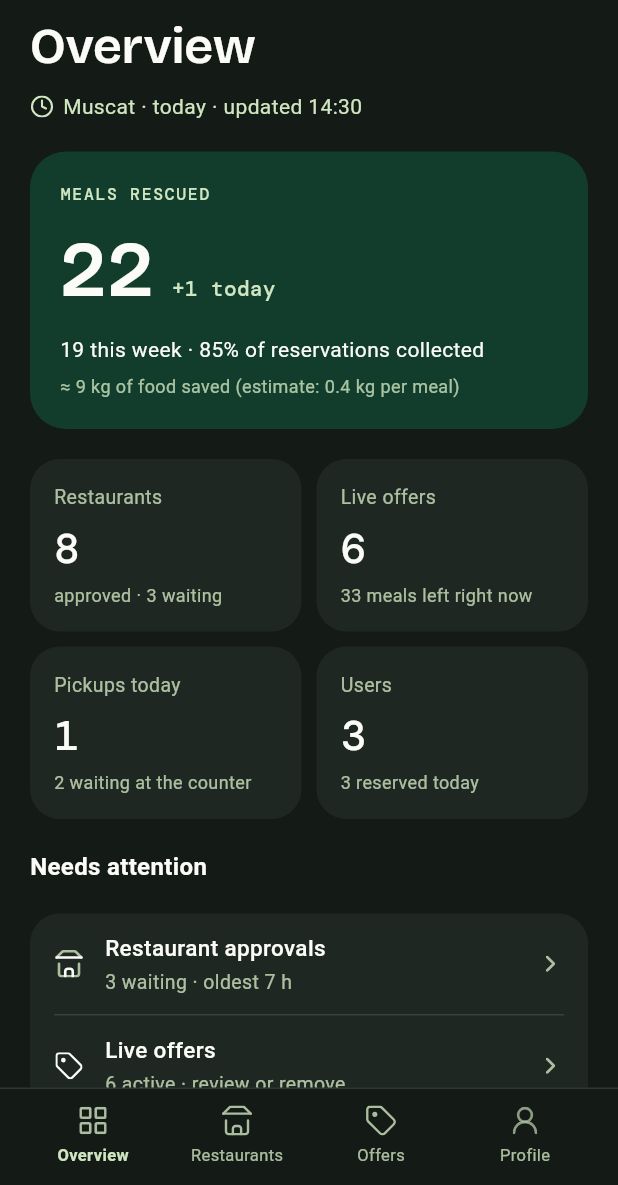
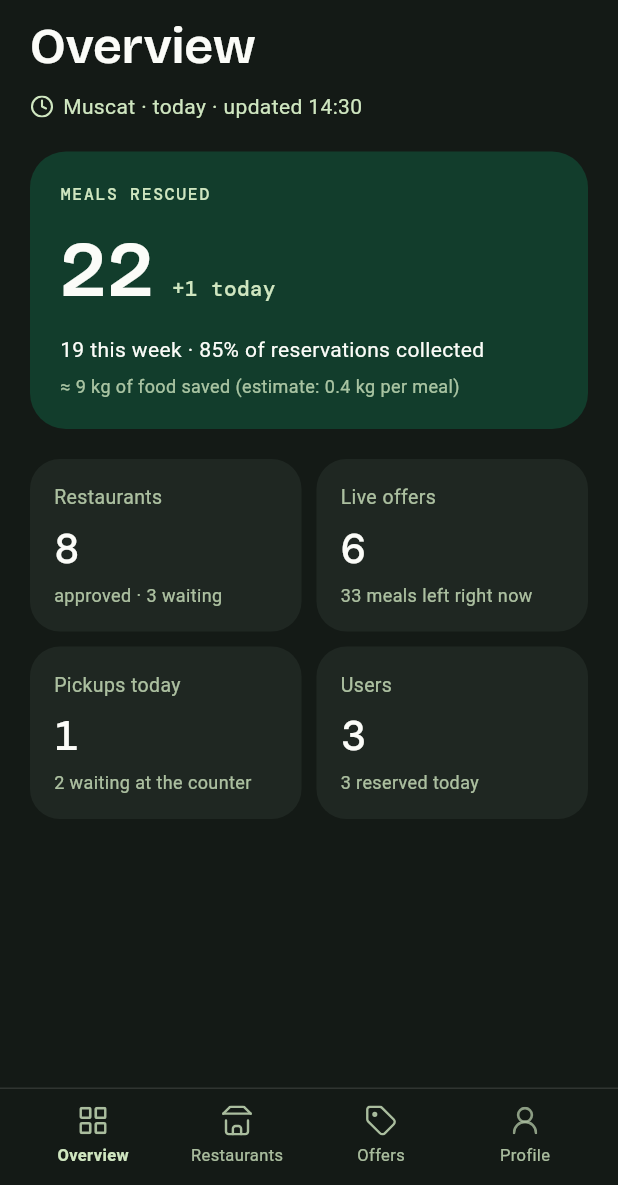
Before and after one commit to mohammed-alshabibi/ZAD, a Flutter app: the AdminOverviewScreen screen opened by its route, on a phone screen of 412 x 824 dp, the part 51-1236 px from its top. Run offline on Flutter 3.47's test engine with Material 3 defaults, Android fonts, the phone set to English and light mode, and no system bars; our stand-ins replace dio, fl_chart, flutter_riverpod, flutter_svg, geolocator, go_router and 2 more; missing offline and left inert: mapbox_maps_flutter; accounts and stored records are empty; Roboto replaces fonts that are missing (Readex Pro); project files that could hold a hidden picture were left out.

Commit message:
Admin overview: remove the Needs attention box
Co-Authored-By: Claude Opus 5.5 <noreply@anthropic.com>

```diff
--- a/app/lib/features/admin/overview_screen.dart
+++ b/app/lib/features/admin/overview_screen.dart
@@ -8,15 +8,13 @@ import '../../core/l10n/generated/app_localizations.dart';
 import '../../core/router/routes.dart';
 import '../../core/theme/zad_colors.dart';
 import '../../core/theme/zad_type.dart';
-import '../../core/widgets/zad_form_row.dart';
-import '../../core/widgets/zad_icon.dart';
 import '../../core/widgets/zad_stat_tile.dart';
 import 'admin_widgets.dart';
 import 'application/admin_providers.dart';
 import 'domain/admin_models.dart';
 
 /// Figma "Admin: Overview" (47:956): meals rescued (the end point of the
-/// demo script), four counts, and what needs attention.
+/// demo script) and four counts.
 class AdminOverviewScreen extends ConsumerWidget {
   const AdminOverviewScreen({super.key});
 
@@ -44,10 +42,6 @@ class AdminOverviewScreen extends ConsumerWidget {
             _MealsRescued(o: data.overview),
             const SizedBox(height: 20),
             _Stats(o: data.overview),
-            const SizedBox(height: 20),
-            Text(l10n.needsAttention, style: ZadType.body(size: 16, weight: FontWeight.w600, color: z.card)),
-            const SizedBox(height: 20),
-            _Attention(o: data.overview),
           ] else if (async.hasError)
             AdminMessage(text: l10n.adminLoadError)
           else
@@ -147,39 +141,3 @@ class _Stats extends StatelessWidget {
     );
   }
 }
-
-/// "Needs attention": shortcuts to approvals and live offers.
-class _Attention extends StatelessWidget {
-  const _Attention({required this.o});
-
-  final AdminOverview o;
-
-  @override
-  Widget build(BuildContext context) {
-    final l10n = AppLocalizations.of(context);
-    final z = context.zad;
-    final oldest = o.oldestPendingAt;
-    return Container(
-      padding: const EdgeInsets.symmetric(horizontal: 16),
-      decoration: BoxDecoration(color: z.nightRaised, borderRadius: BorderRadius.circular(20)),
-      child: Column(
-        children: [
-          ZadFormRow(
-            icon: ZadIcons.storeSmall,
-            title: l10n.attentionApprovals,
-            value: oldest == null
-                ? l10n.attentionApprovalsNone
-                : l10n.attentionApprovalsValue(o.restaurantsPending, l10n.age(oldest, DateTime.now())),
-            onTap: () => context.go(Routes.adminRestaurants),
-          ),
-          ZadFormRow(
-            icon: ZadIcons.tag,
-            title: l10n.attentionOffers,
-            value: l10n.attentionOffersValue(o.liveOffers),
-            onTap: () => context.go(Routes.adminOffers),
-          ),
-        ],
-      ),
-    );
-  }
-}
```
